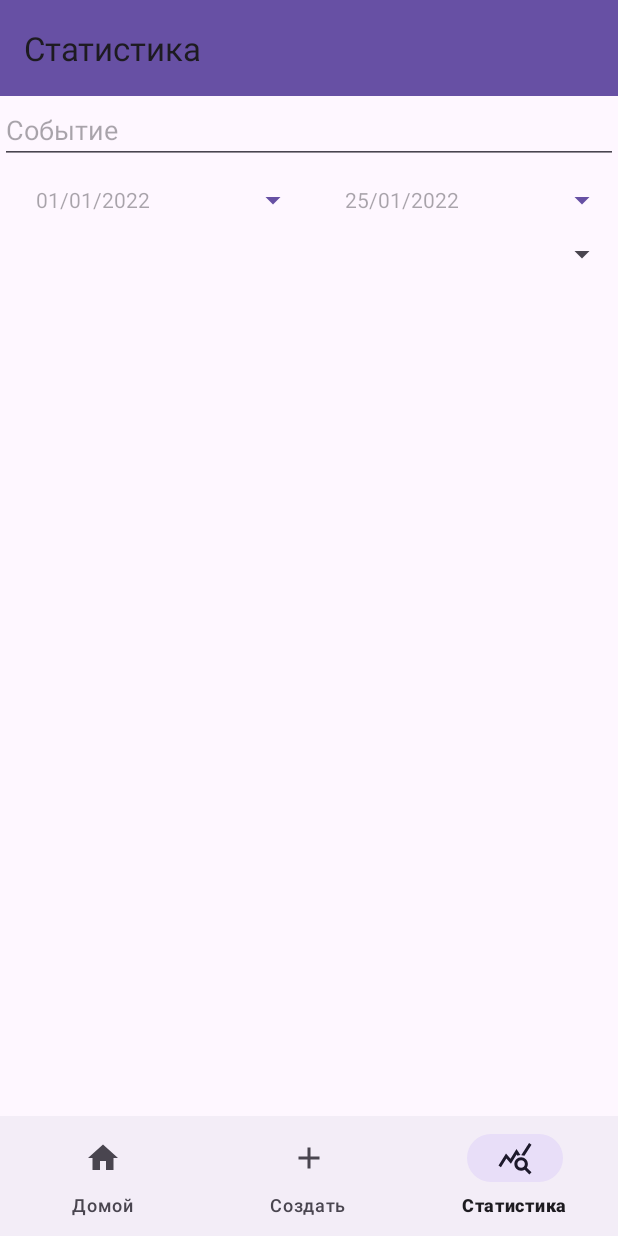
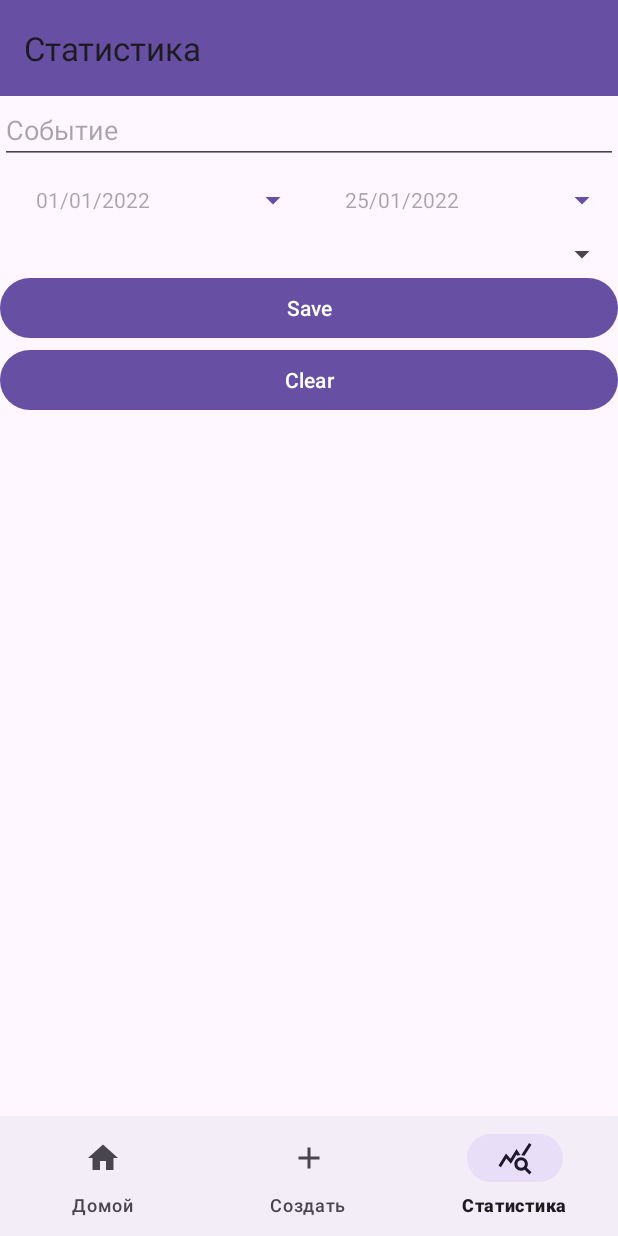
Before and after one commit to Hamjoshua/MoodNote, an Android app: the StatisticsFragment screen opened through its navigation route, on a phone screen of 412 x 824 dp. Run offline under Robolectric (Android 15) with nearby library versions, the phone set to English and light mode, and no system bars; our stand-ins replace Dagger/Hilt's generated code, navigation-ui.

```diff
--- a/app/src/main/java/com/example/moodnote/MainActivity.kt
+++ b/app/src/main/java/com/example/moodnote/MainActivity.kt
@@ -11,7 +11,10 @@ import androidx.navigation.ui.AppBarConfiguration
 import androidx.navigation.ui.setupActionBarWithNavController
 import androidx.navigation.ui.setupWithNavController
 import com.example.moodnote.databinding.ActivityMainBinding
+import dagger.hilt.android.AndroidEntryPoint
 
+
+@AndroidEntryPoint
 class MainActivity : AppCompatActivity() {
     private lateinit var binding: ActivityMainBinding
     override fun onCreate(savedInstanceState: Bundle?) {
--- a/app/src/main/java/com/example/moodnote/ui/FilterFragment.kt
+++ b/app/src/main/java/com/example/moodnote/ui/FilterFragment.kt
@@ -12,19 +12,25 @@ import android.view.View
 import android.view.ViewGroup
 import android.widget.Button
 import android.widget.TimePicker
+import androidx.fragment.app.viewModels
 import com.example.moodnote.R
 import com.example.moodnote.databinding.FragmentFilterBinding
+import com.example.moodnote.utils.toLongDate
+import com.example.moodnote.vm.MoodViewModel
+import dagger.hilt.android.AndroidEntryPoint
 import java.text.SimpleDateFormat
 import java.time.LocalDate
 import java.time.format.DateTimeFormatter
 
+@AndroidEntryPoint
 class FilterFragment : Fragment(), TimePickerDialog.OnTimeSetListener {
+    private val viewModel : MoodViewModel by viewModels()
     private lateinit var binding: FragmentFilterBinding
     private lateinit var currentButton: Button
     override fun onCreateView(
         inflater: LayoutInflater, container: ViewGroup?,
         savedInstanceState: Bundle?
-    ): View? {
+    ): View {
         binding = FragmentFilterBinding.inflate(layoutInflater, container, false)
         // Inflate the layout for this fragment
         return binding.root
@@ -41,10 +47,7 @@ class FilterFragment : Fragment(), TimePickerDialog.OnTimeSetListener {
         binding.dateToButton.setOnClickListener {
             var minDate: Long? = null
             if (binding.dateFromButton.text != "") {
-                val date = SimpleDateFormat("yyyy/MM/dd").parse(
-                    binding.dateFromButton.text.toString()
-                )
-                minDate = date.time
+                minDate = binding.dateFromButton.text.toString().toLongDate()
             }
 
             DateTimePickerHelper(requireContext()) {
@@ -58,6 +61,13 @@ class FilterFragment : Fragment(), TimePickerDialog.OnTimeSetListener {
             }.show()
 
         }
+
+        binding.clearFilterButton.setOnClickListener {
+            viewModel.clearFilter()
+            binding.dateFromButton.text = ""
+            binding.dateToButton.text = ""
+            binding.eventEditText.setText("")
+        }
     }
 
     override fun onTimeSet(p0: TimePicker?, h: Int, m: Int) {
--- a/app/src/main/java/com/example/moodnote/ui/MainFragment.kt
+++ b/app/src/main/java/com/example/moodnote/ui/MainFragment.kt
@@ -6,6 +6,7 @@ import android.view.LayoutInflater
 import android.view.View
 import android.view.ViewGroup
 import com.example.moodnote.R
+import dagger.hilt.android.AndroidEntryPoint
 
 // TODO: Rename parameter arguments, choose names that match
 // the fragment initialization parameters, e.g. ARG_ITEM_NUMBER
@@ -17,6 +18,8 @@ private const val ARG_PARAM2 = "param2"
  * Use the [MainFragment.newInstance] factory method to
  * create an instance of this fragment.
  */
+
+@AndroidEntryPoint
 class MainFragment : Fragment() {
     // TODO: Rename and change types of parameters
     private var param1: String? = null
--- a/app/src/main/java/com/example/moodnote/ui/StatisticsFragment.kt
+++ b/app/src/main/java/com/example/moodnote/ui/StatisticsFragment.kt
@@ -6,6 +6,7 @@ import android.view.LayoutInflater
 import android.view.View
 import android.view.ViewGroup
 import com.example.moodnote.R
+import dagger.hilt.android.AndroidEntryPoint
 
 // TODO: Rename parameter arguments, choose names that match
 // the fragment initialization parameters, e.g. ARG_ITEM_NUMBER
@@ -17,6 +18,8 @@ private const val ARG_PARAM2 = "param2"
  * Use the [StatisticsFragment.newInstance] factory method to
  * create an instance of this fragment.
  */
+
+@AndroidEntryPoint
 class StatisticsFragment : Fragment() {
     // TODO: Rename and change types of parameters
     private var param1: String? = null
--- a/app/src/main/res/layout/fragment_filter.xml
+++ b/app/src/main/res/layout/fragment_filter.xml
@@ -47,6 +47,20 @@
             android:id="@+id/emotionSpinner"
             android:layout_width="match_parent"
             android:layout_height="wrap_content" />
+
+        <Button
+            android:id="@+id/applyButton"
+            android:layout_width="match_parent"
+            android:layout_height="wrap_content"
+            android:text="Save" />
+
+        <Button
+            android:id="@+id/clearFilterButton"
+            android:layout_width="match_parent"
+            android:layout_height="wrap_content"
+            android:text="Clear" />
+
+
     </LinearLayout>
 
 </FrameLayout>
```
Also changed, not shown: app/src/main/java/com/example/moodnote/ui/NoteFormFragment.kt (+22 -0 lines), app/src/main/java/com/example/moodnote/utils/StringExtension.kt (added, +11 -0 lines).
